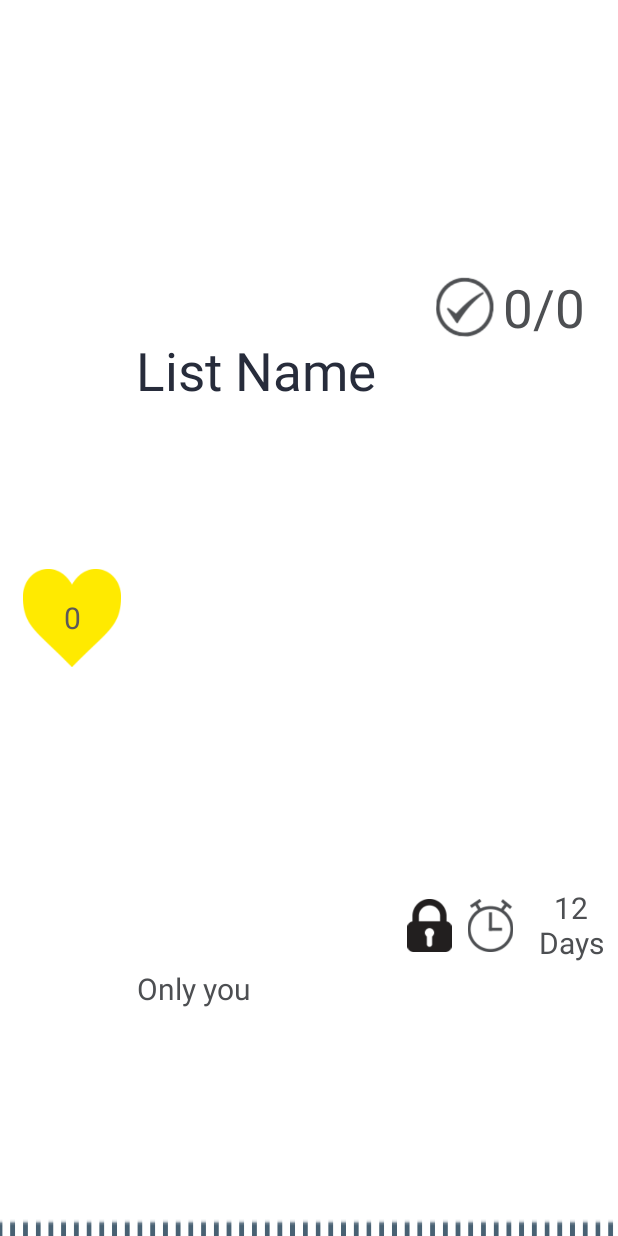
After one commit to avihay123/Veez, an Android app: the layout list_view_list.xml on its own in the app's theme, with its tools: preview values and no code run, on a phone screen of 412 x 824 dp. The commit adds this screen. Run offline under Robolectric (Android 15) with nearby library versions, the phone set to English and light mode, and no system bars.

Commit message:
commit - adding 'list_view_list' layouts

```diff
--- a/app/src/main/res/layout-land/activity_list.xml
+++ b/app/src/main/res/layout-land/activity_list.xml
@@ -44,7 +44,7 @@
                 <TextView
                     android:layout_width="wrap_content"
                     android:layout_height="wrap_content"
-                    android:id="@+id/tv_count_items"
+                    android:id="@+id/tv_curr_items"
                     android:fontFamily="Myriad Hebrew"
                     android:textSize="25sp"
                     android:textStyle="bold"
@@ -61,7 +61,7 @@
                 <TextView
                     android:layout_width="wrap_content"
                     android:layout_height="wrap_content"
-                    android:id="@+id/tv_num_items"
+                    android:id="@+id/tv_total_items"
                     android:fontFamily="Myriad Hebrew"
                     android:textSize="25sp"
                     android:textStyle="bold"
--- /dev/null
+++ b/app/src/main/res/layout-land/list_view_list.xml
@@ -0,0 +1,140 @@
+<?xml version="1.0" encoding="utf-8"?>
+<LinearLayout xmlns:android="http://schemas.android.com/apk/res/android"
+    android:orientation="horizontal"
+    android:layout_width="match_parent"
+    android:layout_height="match_parent"
+    android:background="@drawable/line"
+    android:weightSum="9" >
+
+    <TextView
+        android:layout_width="65dp"
+        android:layout_height="65dp"
+        android:id="@+id/tv_num_likes"
+        android:background="@drawable/likes_y"
+        android:layout_weight="0"
+        android:text="0"
+        android:textColor="#5c5959"
+        android:textSize="20sp"
+        android:layout_gravity="center"
+        android:gravity="center"
+        android:layout_marginLeft="15dp"
+        android:layout_marginBottom="2dp"
+        android:layout_marginTop="2dp"/>
+
+    <LinearLayout
+        android:layout_width="0dp"
+        android:layout_height="fill_parent"
+        android:orientation="vertical"
+        android:layout_weight="5"
+        android:layout_gravity="start"
+        android:layout_marginLeft="10dp"
+        android:weightSum="5">
+
+        <TextView
+            android:layout_width="wrap_content"
+            android:layout_height="0dp"
+            android:id="@+id/tv_list_name"
+            android:layout_weight="3"
+            android:textColor="#272c3b"
+            android:textSize="35sp"
+            android:text="List Name"
+            android:gravity="center"/>
+
+        <TextView
+            android:layout_width="wrap_content"
+            android:layout_height="0dp"
+            android:id="@+id/tv_list_friends"
+            android:layout_weight="2"
+            android:textColor="#4d4f52"
+            android:textSize="20sp"
+            android:text="Only you"
+            android:gravity="center"/>
+
+    </LinearLayout>
+
+    <LinearLayout
+        android:layout_width="0dp"
+        android:layout_height="fill_parent"
+        android:orientation="vertical"
+        android:layout_weight="4"
+        android:weightSum="2">
+
+        <LinearLayout
+            android:layout_width="wrap_content"
+            android:layout_height="wrap_content"
+            android:orientation="horizontal"
+            android:layout_gravity="center"
+            android:gravity="center"
+            android:layout_weight="1">
+
+            <ImageView
+                android:layout_width="40dp"
+                android:layout_height="40dp"
+                android:src="@drawable/v2"/>
+
+            <TextView
+                android:layout_width="wrap_content"
+                android:layout_height="wrap_content"
+                android:id="@+id/tv_curr_items"
+                android:textColor="#4d4f52"
+                android:layout_marginLeft="5dp"
+                android:textSize="35sp"
+                android:text="0"
+                android:gravity="center"/>
+
+            <TextView
+                android:layout_width="wrap_content"
+                android:layout_height="wrap_content"
+                android:textColor="#4d4f52"
+                android:textSize="35sp"
+                android:text="/"
+                android:gravity="center"/>
+
+            <TextView
+                android:layout_width="wrap_content"
+                android:layout_height="wrap_content"
+                android:id="@+id/tv_total_items"
+                android:textColor="#4d4f52"
+                android:textSize="35sp"
+                android:text="0"
+                android:gravity="center"/>
+
+        </LinearLayout>
+
+        <LinearLayout
+            android:layout_width="wrap_content"
+            android:layout_height="wrap_content"
+            android:orientation="horizontal"
+            android:layout_gravity="center"
+            android:gravity="center"
+            android:layout_weight="1">
+
+            <ImageView
+                android:layout_width="35dp"
+                android:layout_height="35dp"
+                android:id="@+id/im_lock"
+                android:src="@drawable/lock"
+                android:layout_marginRight="5dp"
+                android:visibility="visible" />
+
+            <ImageView
+                android:layout_width="35dp"
+                android:layout_height="35dp"
+                android:id="@+id/im_deadline"
+                android:src="@drawable/time"/>
+
+            <TextView
+                android:layout_width="wrap_content"
+                android:layout_height="wrap_content"
+                android:id="@+id/tv_deadline"
+                android:textColor="#4d4f52"
+                android:layout_marginLeft="5dp"
+                android:textSize="25sp"
+                android:text="12 Days"
+                android:gravity="center"/>
+
+        </LinearLayout>
+
+    </LinearLayout>
+
+</LinearLayout>
--- a/app/src/main/res/layout/activity_list.xml
+++ b/app/src/main/res/layout/activity_list.xml
@@ -70,7 +70,7 @@
                 <TextView
                     android:layout_width="wrap_content"
                     android:layout_height="wrap_content"
-                    android:id="@+id/tv_count_items"
+                    android:id="@+id/tv_curr_items"
                     android:fontFamily="Myriad Hebrew"
                     android:textSize="25sp"
                     android:textStyle="bold"
@@ -87,7 +87,7 @@
                 <TextView
                     android:layout_width="wrap_content"
                     android:layout_height="wrap_content"
-                    android:id="@+id/tv_num_items"
+                    android:id="@+id/tv_total_items"
                     android:fontFamily="Myriad Hebrew"
                     android:textSize="25sp"
                     android:textStyle="bold"
--- a/app/src/main/res/layout/list_view_element.xml
+++ b/app/src/main/res/layout/list_view_element.xml
@@ -1,13 +1,9 @@
 <?xml version="1.0" encoding="utf-8"?>
 <LinearLayout xmlns:android="http://schemas.android.com/apk/res/android"
+    android:orientation="horizontal"
     android:layout_width="match_parent"
-    android:layout_height="match_parent" >
-
-    <LinearLayout xmlns:android="http://schemas.android.com/apk/res/android"
-        android:orientation="horizontal"
-        android:layout_width="match_parent"
-        android:layout_height="match_parent"
-        android:background="@drawable/line" >
+    android:layout_height="match_parent"
+    android:background="@drawable/line" >
 
     <CheckBox
         android:layout_width="wrap_content"
@@ -35,6 +31,4 @@
         android:id="@+id/iv_user_image"
         android:layout_gravity="right" />
 
-    </LinearLayout>
-
 </LinearLayout>
--- /dev/null
+++ b/app/src/main/res/layout/list_view_list.xml
@@ -0,0 +1,140 @@
+<?xml version="1.0" encoding="utf-8"?>
+<LinearLayout xmlns:android="http://schemas.android.com/apk/res/android"
+    android:orientation="horizontal"
+    android:layout_width="match_parent"
+    android:layout_height="match_parent"
+    android:background="@drawable/line"
+    android:weightSum="9" >
+
+    <TextView
+        android:layout_width="65dp"
+        android:layout_height="65dp"
+        android:id="@+id/tv_num_likes"
+        android:background="@drawable/likes_y"
+        android:layout_weight="0"
+        android:text="0"
+        android:textColor="#5c5959"
+        android:textSize="20sp"
+        android:layout_gravity="center"
+        android:gravity="center"
+        android:layout_marginLeft="15dp"
+        android:layout_marginBottom="2dp"
+        android:layout_marginTop="2dp"/>
+
+    <LinearLayout
+        android:layout_width="0dp"
+        android:layout_height="fill_parent"
+        android:orientation="vertical"
+        android:layout_weight="5"
+        android:layout_gravity="start"
+        android:layout_marginLeft="10dp"
+        android:weightSum="5">
+
+        <TextView
+            android:layout_width="wrap_content"
+            android:layout_height="0dp"
+            android:id="@+id/tv_list_name"
+            android:layout_weight="3"
+            android:textColor="#272c3b"
+            android:textSize="35sp"
+            android:text="List Name"
+            android:gravity="center"/>
+
+        <TextView
+            android:layout_width="wrap_content"
+            android:layout_height="0dp"
+            android:id="@+id/tv_list_friends"
+            android:layout_weight="2"
+            android:textColor="#4d4f52"
+            android:textSize="20sp"
+            android:text="Only you"
+            android:gravity="center"/>
+
+    </LinearLayout>
+
+    <LinearLayout
+        android:layout_width="0dp"
+        android:layout_height="fill_parent"
+        android:orientation="vertical"
+        android:layout_weight="4"
+        android:weightSum="2">
+
+        <LinearLayout
+            android:layout_width="wrap_content"
+            android:layout_height="wrap_content"
+            android:orientation="horizontal"
+            android:layout_gravity="center"
+            android:gravity="center"
+            android:layout_weight="1">
+
+            <ImageView
+                android:layout_width="40dp"
+                android:layout_height="40dp"
+                android:src="@drawable/v2"/>
+
+            <TextView
+                android:layout_width="wrap_content"
+                android:layout_height="wrap_content"
+                android:id="@+id/tv_curr_items"
+                android:textColor="#4d4f52"
+                android:layout_marginLeft="5dp"
+                android:textSize="35sp"
+                android:text="0"
+                android:gravity="center"/>
+
+            <TextView
+                android:layout_width="wrap_content"
+                android:layout_height="wrap_content"
+                android:textColor="#4d4f52"
+                android:textSize="35sp"
+                android:text="/"
+                android:gravity="center"/>
+
+            <TextView
+                android:layout_width="wrap_content"
+                android:layout_height="wrap_content"
+                android:id="@+id/tv_total_items"
+                android:textColor="#4d4f52"
+                android:textSize="35sp"
+                android:text="0"
+                android:gravity="center"/>
+
+        </LinearLayout>
+
+        <LinearLayout
+            android:layout_width="wrap_content"
+            android:layout_height="wrap_content"
+            android:orientation="horizontal"
+            android:layout_gravity="center"
+            android:gravity="center"
+            android:layout_weight="1">
+
+            <ImageView
+                android:layout_width="35dp"
+                android:layout_height="35dp"
+                android:id="@+id/im_lock"
+                android:src="@drawable/lock"
+                android:layout_marginRight="5dp"
+                android:visibility="visible" />
+
+            <ImageView
+                android:layout_width="35dp"
+                android:layout_height="35dp"
+                android:id="@+id/im_deadline"
+                android:src="@drawable/time"/>
+
+            <TextView
+                android:layout_width="wrap_content"
+                android:layout_height="wrap_content"
+                android:id="@+id/tv_deadline"
+                android:textColor="#4d4f52"
+                android:layout_marginLeft="5dp"
+                android:textSize="20sp"
+                android:text="12 Days"
+                android:gravity="center"/>
+
+        </LinearLayout>
+
+    </LinearLayout>
+
+</LinearLayout>
```
